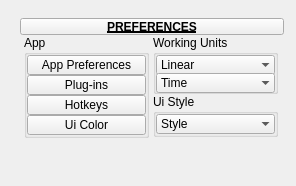
First picture: the form in tentacle/ui/uiLevel_3/preferences.ui, repository m3trik/tentacle, before the edit.
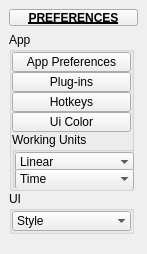
Second picture: the form after the edit. Custom widgets are drawn as their Qt base class.

What changed in the file:
```diff
--- a/tentacle/ui/uiLevel_3/preferences.ui
+++ b/tentacle/ui/uiLevel_3/preferences.ui
@@ -9,13 +9,13 @@
    <rect>
     <x>0</x>
     <y>0</y>
-    <width>296</width>
-    <height>186</height>
+    <width>147</width>
+    <height>254</height>
    </rect>
   </property>
   <property name="minimumSize">
    <size>
-    <width>120</width>
+    <width>0</width>
     <height>0</height>
    </size>
   </property>
@@ -38,20 +38,8 @@
    <set>QMainWindow::AllowNestedDocks|QMainWindow::AllowTabbedDocks|QMainWindow::AnimatedDocks|QMainWindow::ForceTabbedDocks</set>
   </property>
   <widget class="QWidget" name="mainWindow">
-   <widget class="QWidget" name="layoutWidget_2">
-    <property name="geometry">
-     <rect>
-      <x>20</x>
-      <y>18</y>
-      <width>264</width>
-      <height>156</height>
-     </rect>
-    </property>
-    <layout class="QGridLayout" name="gridLayout">
-     <property name="spacing">
-      <number>0</number>
-     </property>
-     <item row="0" column="1" colspan="2">
+   <layout class="QVBoxLayout" name="verticalLayout_2">
+    <item>
       <widget class="PushButtonDraggable" name="draggable_header">
        <property name="minimumSize">
         <size>
@@ -80,8 +68,6 @@
        </property>
       </widget>
      </item>
-     <item row="1" column="1" colspan="2">
-      <layout class="QHBoxLayout" name="horizontalLayout">
        <item>
         <layout class="QVBoxLayout" name="verticalLayout">
          <property name="spacing">
@@ -202,31 +188,8 @@
               </property>
              </widget>
             </item>
-           </layout>
-          </widget>
-         </item>
          <item>
-          <spacer name="verticalSpacer_2">
-           <property name="orientation">
-            <enum>Qt::Vertical</enum>
-           </property>
-           <property name="sizeHint" stdset="0">
-            <size>
-             <width>20</width>
-             <height>40</height>
-            </size>
-           </property>
-          </spacer>
-         </item>
-        </layout>
-       </item>
-       <item>
-        <layout class="QVBoxLayout" name="verticalLayout_2">
-         <property name="spacing">
-          <number>0</number>
-         </property>
-         <item>
-          <widget class="QGroupBox" name="groupBox_5">
+          <widget class="QGroupBox" name="units">
            <property name="minimumSize">
             <size>
              <width>125</width>
@@ -327,8 +290,11 @@
            </layout>
           </widget>
          </item>
+        </layout>
+       </widget>
+      </item>
          <item>
-          <widget class="QGroupBox" name="groupBox">
+       <widget class="QGroupBox" name="ui">
            <property name="minimumSize">
             <size>
              <width>125</width>
@@ -342,7 +308,7 @@
             </size>
            </property>
            <property name="title">
-            <string>Ui Style</string>
+         <string>UI</string>
            </property>
            <layout class="QVBoxLayout" name="verticalLayout_5">
             <property name="spacing">
@@ -397,7 +363,7 @@
           </widget>
          </item>
          <item>
-          <spacer name="verticalSpacer">
+       <spacer name="verticalSpacer_2">
            <property name="orientation">
             <enum>Qt::Vertical</enum>
            </property>
@@ -412,9 +378,6 @@
         </layout>
        </item>
       </layout>
-     </item>
-    </layout>
-   </widget>
   </widget>
  </widget>
  <customwidgets>
```
Left out of the diff: 2 changed lines with no effect on the pictures. Lines whose indentation alone changed are shown as unchanged.
